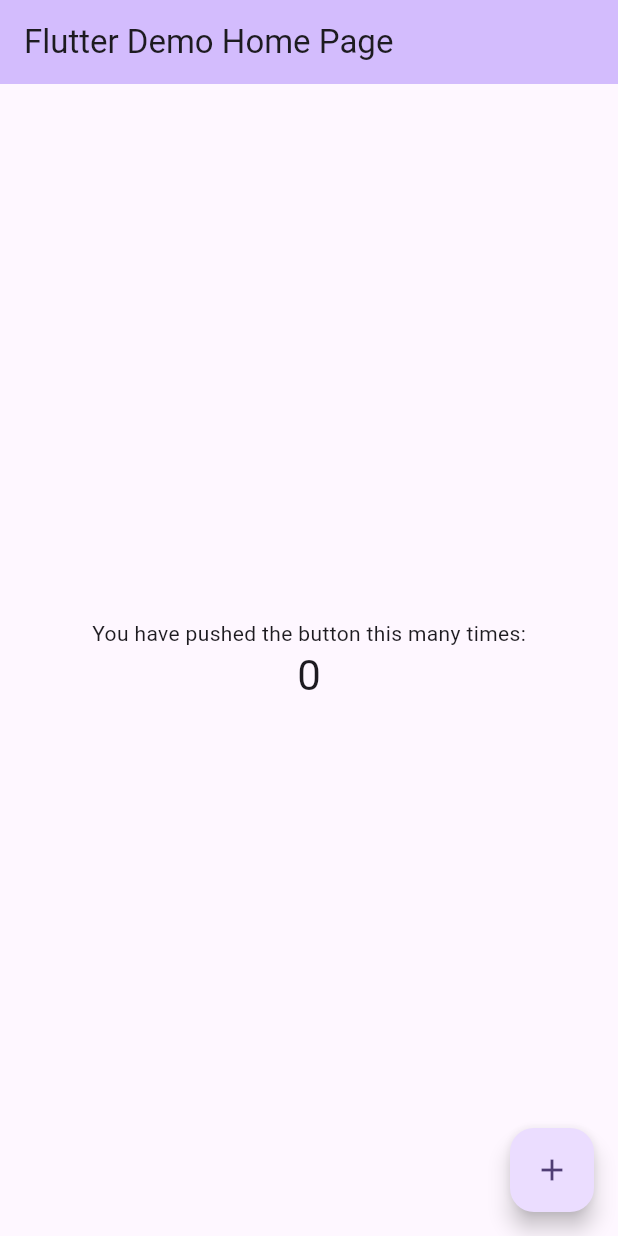
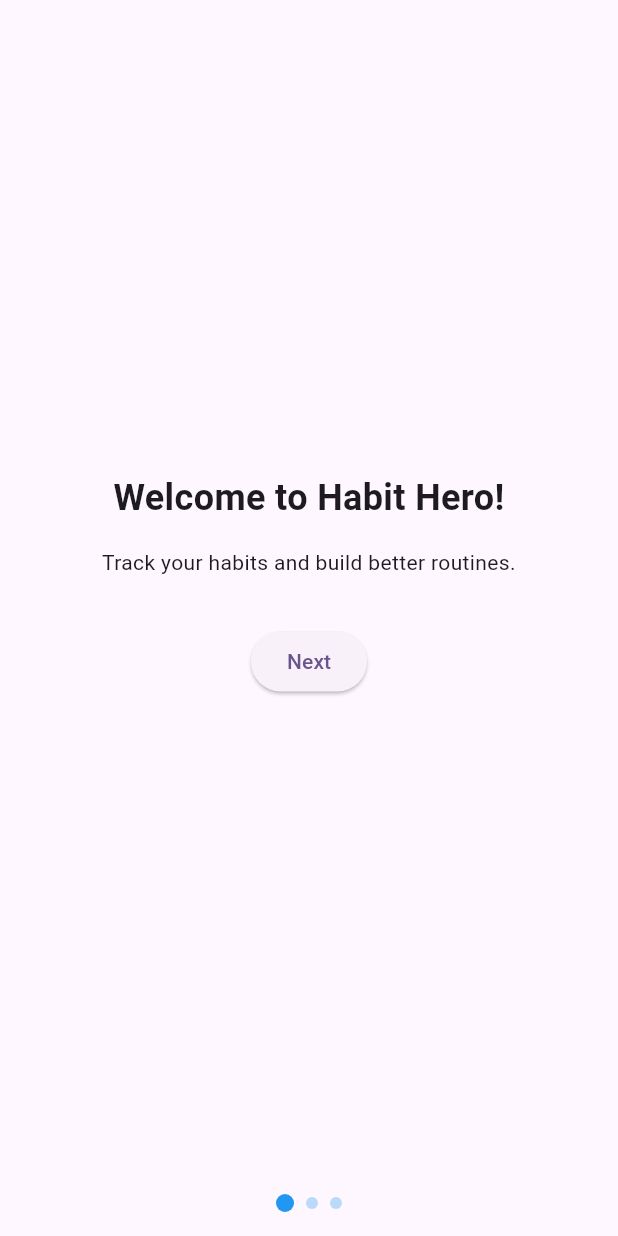
Before and after one commit to Mihir3646/HabitHeroNew, a Flutter app: the screen it shows after launch, on a phone screen of 412 x 824 dp. Run offline on Flutter 3.47's test engine with Material 3 defaults, Android fonts, the phone set to English and light mode, and no system bars; our stand-ins replace go_router.

Commit message:
Add onboarding flow with PageView

```diff
--- /dev/null
+++ b/lib/features/onboarding/presentation/controllers/onboarding_controller.dart
@@ -0,0 +1,11 @@
+import 'package:flutter/material.dart';
+
+class OnboardingController extends ChangeNotifier {
+  int page;
+  OnboardingController(this.page);
+
+  void setPage(int newPage) {
+    page = newPage;
+    notifyListeners();
+  }
+}
--- /dev/null
+++ b/lib/features/onboarding/presentation/pages/intro_page.dart
@@ -0,0 +1,100 @@
+import 'package:flutter/material.dart';
+import 'package:go_router/go_router.dart';
+import 'package:provider/provider.dart';
+
+import '../controllers/onboarding_controller.dart';
+import '../widgets/progress_dots.dart';
+import 'privacy_page.dart';
+import 'theme_choice_page.dart';
+
+class IntroPage extends StatefulWidget {
+  final int initialPage;
+  const IntroPage({super.key, this.initialPage = 0});
+
+  @override
+  State<IntroPage> createState() => _IntroPageState();
+}
+
+class _IntroPageState extends State<IntroPage> {
+  late final PageController _pageController;
+  late OnboardingController _controller;
+
+  @override
+  void initState() {
+    super.initState();
+    _pageController = PageController(initialPage: widget.initialPage);
+    _controller = OnboardingController(widget.initialPage);
+  }
+
+  void _goTo(int index) {
+    final paths = ['/', '/privacy', '/theme-choice'];
+    context.go(paths[index]);
+  }
+
+  @override
+  Widget build(BuildContext context) {
+    return ChangeNotifierProvider.value(
+      value: _controller,
+      child: Scaffold(
+        body: SafeArea(
+          child: Column(
+            children: [
+              Expanded(
+                child: PageView(
+                  controller: _pageController,
+                  onPageChanged: (i) {
+                    _controller.setPage(i);
+                  },
+                  children: [
+                    _IntroSlide(onNext: () => _goTo(1)),
+                    PrivacyPage(onNext: () => _goTo(2)),
+                    ThemeChoicePage(onStart: () => context.go('/home')),
+                  ],
+                ),
+              ),
+              Consumer<OnboardingController>(
+                builder: (context, controller, _) => Padding(
+                  padding: const EdgeInsets.symmetric(vertical: 16),
+                  child: ProgressDots(count: 3, activeIndex: controller.page),
+                ),
+              ),
+            ],
+          ),
+        ),
+      ),
+    );
+  }
+}
+
+class _IntroSlide extends StatelessWidget {
+  final VoidCallback onNext;
+  const _IntroSlide({required this.onNext});
+  @override
+  Widget build(BuildContext context) {
+    return Center(
+      child: Padding(
+        padding: const EdgeInsets.all(24.0),
+        child: Column(
+          mainAxisAlignment: MainAxisAlignment.center,
+          children: [
+            const Text(
+              'Welcome to Habit Hero!',
+              style: TextStyle(fontSize: 24, fontWeight: FontWeight.bold),
+              textAlign: TextAlign.center,
+            ),
+            const SizedBox(height: 16),
+            const Text(
+              'Track your habits and build better routines.',
+              textAlign: TextAlign.center,
+            ),
+            const SizedBox(height: 32),
+            ElevatedButton(
+              onPressed: onNext,
+              child: const Text('Next'),
+            ),
+          ],
+        ),
+      ),
+    );
+  }
+}
--- /dev/null
+++ b/lib/features/onboarding/presentation/widgets/progress_dots.dart
@@ -0,0 +1,27 @@
+import 'package:flutter/material.dart';
+
+class ProgressDots extends StatelessWidget {
+  final int count;
+  final int activeIndex;
+  const ProgressDots({super.key, required this.count, required this.activeIndex});
+
+  @override
+  Widget build(BuildContext context) {
+    return Row(
+      mainAxisAlignment: MainAxisAlignment.center,
+      children: List.generate(count, (i) {
+        final active = i == activeIndex;
+        return AnimatedContainer(
+          duration: const Duration(milliseconds: 300),
+          margin: const EdgeInsets.symmetric(horizontal: 4),
+          width: active ? 12 : 8,
+          height: active ? 12 : 8,
+          decoration: BoxDecoration(
+            color: Colors.blue.withOpacity(active ? 1 : 0.3),
+            shape: BoxShape.circle,
+          ),
+        );
+      }),
+    );
+  }
+}
--- a/lib/main.dart
+++ b/lib/main.dart
@@ -1,4 +1,5 @@
 import 'package:flutter/material.dart';
+import 'routes/app_pages.dart';
 
 void main() {
   runApp(const MyApp());
@@ -7,116 +8,14 @@ void main() {
 class MyApp extends StatelessWidget {
   const MyApp({super.key});
 
-  // This widget is the root of your application.
   @override
   Widget build(BuildContext context) {
-    return MaterialApp(
-      title: 'Flutter Demo',
+    return MaterialApp.router(
+      title: 'Habit Hero',
       theme: ThemeData(
-        // This is the theme of your application.
-        //
-        // TRY THIS: Try running your application with "flutter run". You'll see
-        // the application has a purple toolbar. Then, without quitting the app,
-        // try changing the seedColor in the colorScheme below to Colors.green
-        // and then invoke "hot reload" (save your changes or press the "hot
-        // reload" button in a Flutter-supported IDE, or press "r" if you used
-        // the command line to start the app).
-        //
-        // Notice that the counter didn't reset back to zero; the application
-        // state is not lost during the reload. To reset the state, use hot
-        // restart instead.
-        //
-        // This works for code too, not just values: Most code changes can be
-        // tested with just a hot reload.
         colorScheme: ColorScheme.fromSeed(seedColor: Colors.deepPurple),
       ),
-      home: const MyHomePage(title: 'Flutter Demo Home Page'),
+      routerConfig: router,
     );
   }
 }
-
-class MyHomePage extends StatefulWidget {
-  const MyHomePage({super.key, required this.title});
-
-  // This widget is the home page of your application. It is stateful, meaning
-  // that it has a State object (defined below) that contains fields that affect
-  // how it looks.
-
-  // This class is the configuration for the state. It holds the values (in this
-  // case the title) provided by the parent (in this case the App widget) and
-  // used by the build method of the State. Fields in a Widget subclass are
-  // always marked "final".
-
-  final String title;
-
-  @override
-  State<MyHomePage> createState() => _MyHomePageState();
-}
-
-class _MyHomePageState extends State<MyHomePage> {
-  int _counter = 0;
-
-  void _incrementCounter() {
-    setState(() {
-      // This call to setState tells the Flutter framework that something has
-      // changed in this State, which causes it to rerun the build method below
-      // so that the display can reflect the updated values. If we changed
-      // _counter without calling setState(), then the build method would not be
-      // called again, and so nothing would appear to happen.
-      _counter++;
-    });
-  }
-
-  @override
-  Widget build(BuildContext context) {
-    // This method is rerun every time setState is called, for instance as done
-    // by the _incrementCounter method above.
-    //
-    // The Flutter framework has been optimized to make rerunning build methods
-    // fast, so that you can just rebuild anything that needs updating rather
-    // than having to individually change instances of widgets.
-    return Scaffold(
-      appBar: AppBar(
-        // TRY THIS: Try changing the color here to a specific color (to
-        // Colors.amber, perhaps?) and trigger a hot reload to see the AppBar
-        // change color while the other colors stay the same.
-        backgroundColor: Theme.of(context).colorScheme.inversePrimary,
-        // Here we take the value from the MyHomePage object that was created by
-        // the App.build method, and use it to set our appbar title.
-        title: Text(widget.title),
-      ),
-      body: Center(
-        // Center is a layout widget. It takes a single child and positions it
-        // in the middle of the parent.
-        child: Column(
-          // Column is also a layout widget. It takes a list of children and
-          // arranges them vertically. By default, it sizes itself to fit its
-          // children horizontally, and tries to be as tall as its parent.
-          //
-          // Column has various properties to control how it sizes itself and
-          // how it positions its children. Here we use mainAxisAlignment to
-          // center the children vertically; the main axis here is the vertical
-          // axis because Columns are vertical (the cross axis would be
-          // horizontal).
-          //
-          // TRY THIS: Invoke "debug painting" (choose the "Toggle Debug Paint"
-          // action in the IDE, or press "p" in the console), to see the
-          // wireframe for each widget.
-          mainAxisAlignment: MainAxisAlignment.center,
-          children: <Widget>[
-            const Text('You have pushed the button this many times:'),
-            Text(
-              '$_counter',
-              style: Theme.of(context).textTheme.headlineMedium,
-            ),
-          ],
-        ),
-      ),
-      floatingActionButton: FloatingActionButton(
-        onPressed: _incrementCounter,
-        tooltip: 'Increment',
-        child: const Icon(Icons.add),
-      ), // This trailing comma makes auto-formatting nicer for build methods.
-    );
-  }
-}
--- /dev/null
+++ b/lib/routes/app_pages.dart
@@ -0,0 +1,37 @@
+import 'package:flutter/material.dart';
+import 'package:go_router/go_router.dart';
+
+import '../features/onboarding/presentation/pages/intro_page.dart';
+
+final GoRouter router = GoRouter(
+  routes: [
+    GoRoute(
+      path: '/',
+      builder: (context, state) => const IntroPage(initialPage: 0),
+      routes: [
+        GoRoute(
+          path: 'privacy',
+          builder: (context, state) => const IntroPage(initialPage: 1),
+        ),
+        GoRoute(
+          path: 'theme-choice',
+          builder: (context, state) => const IntroPage(initialPage: 2),
+        ),
+        GoRoute(
+          path: 'home',
+          builder: (context, state) => const _PlaceholderHome(),
+        ),
+      ],
+    ),
+  ],
+);
+
+class _PlaceholderHome extends StatelessWidget {
+  const _PlaceholderHome();
+  @override
+  Widget build(BuildContext context) {
+    return const Scaffold(
+      body: Center(child: Text('Home')),
+    );
+  }
+}
--- a/pubspec.yaml
+++ b/pubspec.yaml
@@ -30,6 +30,9 @@ environment:
 dependencies:
   flutter:
     sdk: flutter
+
+  go_router: ^6.0.0
+  provider: ^6.0.0
 
   # The following adds the Cupertino Icons font to your application.
   # Use with the CupertinoIcons class for iOS style icons.
```
Also changed, not shown: lib/features/onboarding/presentation/pages/privacy_page.dart (added, +36 -0 lines), lib/features/onboarding/presentation/pages/theme_choice_page.dart (added, +36 -0 lines), 2 other files.
